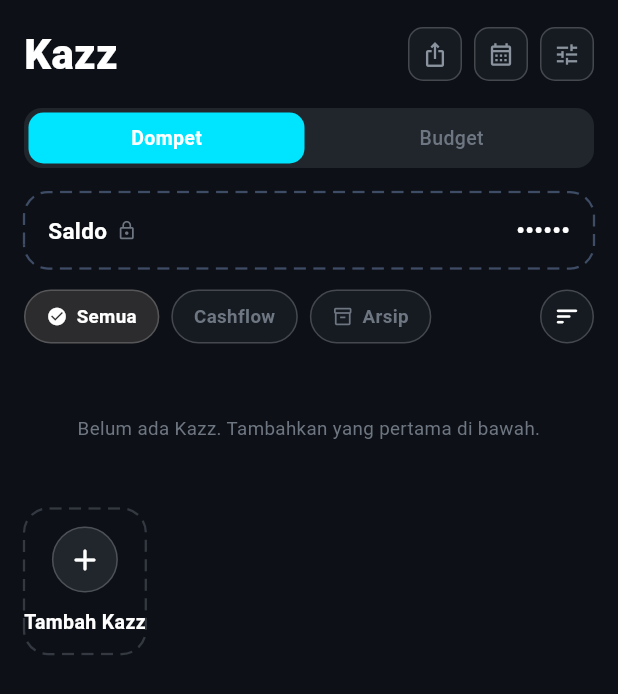
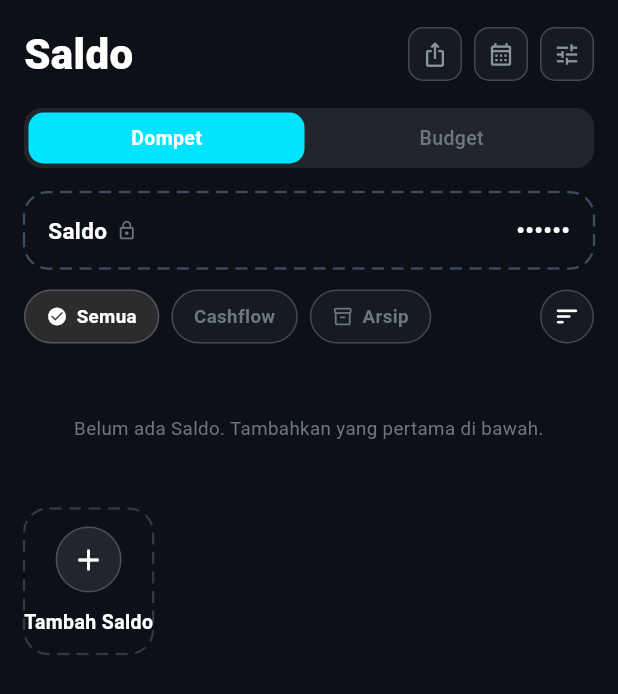
Before and after one commit to Mengggzz/mengfin-app, a Flutter app: the KazzScreen screen opened directly, on a phone screen of 412 x 824 dp. Shown: the top 694 px of the screen. Run offline on Flutter 3.47's test engine with Material 3 defaults, Android fonts, the phone set to English and light mode, and no system bars; our stand-ins replace connectivity_plus, fl_chart, google_sign_in, image_picker, package_info_plus, pdf and 5 more; missing offline and left inert: dart:html, dart:js, dart:ui_web, google_sign_in_platform_interface, google_sign_in_web; accounts and stored records are empty; network calls fail.

Commit message:
feat: rename Kazz→Saldo & Kazz AI→MengFin AI, fix sync penuh, perbaiki bot AI

```diff
--- a/lib/main.dart
+++ b/lib/main.dart
@@ -132,7 +132,7 @@ class _MainNavState extends State<MainNav> {
 
   static const _tabs = [
     (icon: Icons.home_outlined,           activeIcon: Icons.home,           label: 'Home'),
-    (icon: Icons.folder_outlined,         activeIcon: Icons.folder,         label: 'Kazz'),
+    (icon: Icons.folder_outlined,         activeIcon: Icons.folder,         label: 'Saldo'),
     (icon: Icons.search,                  activeIcon: Icons.search,         label: 'View'),
     (icon: Icons.more_horiz,              activeIcon: Icons.more_horiz,     label: 'Lainnya'),
   ];
--- a/lib/screens/dashboard_screen.dart
+++ b/lib/screens/dashboard_screen.dart
@@ -1612,7 +1612,7 @@ class _DashboardScreenState extends State<DashboardScreen> {
       ),
       'ai': QuickActionButton(
         icon: Icons.auto_awesome,
-        label: 'Kazz AI',
+        label: 'MengFin AI',
         iconColor: AppColors.primary,
         onTap: () => Navigator.push(context, MaterialPageRoute(builder: (_) => const AiScreen())),
       ),
--- a/lib/screens/kazz_screen.dart
+++ b/lib/screens/kazz_screen.dart
@@ -180,7 +180,7 @@ class _KazzScreenState extends State<KazzScreen> {
           const SizedBox(height: 16),
           // ── Header ───────────────────────────────────────────
           Row(mainAxisAlignment: MainAxisAlignment.spaceBetween, children: [
-             Text('Kazz', style: TextStyle(
+             Text('Saldo', style: TextStyle(
               color: AppColors.textPrimary, fontSize: 28, fontWeight: FontWeight.w800)),
             Row(children: [
               _headerIcon(Icons.ios_share_outlined, onTap: _showEksporMenu),
@@ -370,8 +370,8 @@ class _KazzScreenState extends State<KazzScreen> {
           padding: const EdgeInsets.symmetric(vertical: 32),
           child: Center(child: Text(
             _walletFilter == KazzFilter.semua
-                ? 'Belum ada Kazz. Tambahkan yang pertama di bawah.'
-                : 'Tidak ada Kazz untuk filter ini.',
+                ? 'Belum ada Saldo. Tambahkan yang pertama di bawah.'
+                : 'Tidak ada Saldo untuk filter ini.',
             textAlign: TextAlign.center,
             style: TextStyle(color: AppColors.textMuted, fontSize: 12.5),
           )),
@@ -510,7 +510,7 @@ class _KazzScreenState extends State<KazzScreen> {
         ),
         Divider(color: AppColors.divider, height: 1),
         _sheetAction(ctx, Icons.edit_outlined, 'Ubah saldo', 'edit'),
-        _sheetAction(ctx, Icons.delete_outline, 'Hapus Kazz', 'hapus',
+        _sheetAction(ctx, Icons.delete_outline, 'Hapus Saldo', 'hapus',
           color: AppColors.danger),
         const SizedBox(height: 8),
       ])),
@@ -597,7 +597,7 @@ class _KazzScreenState extends State<KazzScreen> {
         shape: RoundedRectangleBorder(borderRadius: BorderRadius.circular(16)),
         title: Text('Hapus ${w.nama}?',
           style: TextStyle(color: AppColors.textPrimary, fontSize: 16, fontWeight: FontWeight.w700)),
-        content: Text('Kazz ini akan dihapus dari daftar dompetmu.',
+        content: Text('Saldo ini akan dihapus dari daftar dompetmu.',
           style: TextStyle(color: AppColors.textSecond, fontSize: 13)),
         actions: [
           TextButton(onPressed: () => Navigator.pop(ctx, false),
@@ -879,7 +879,7 @@ class _KazzScreenState extends State<KazzScreen> {
         _guideStep(1, 'Pilih yang ingin dipantau',
           'Pilih satu atau beberapa kantong dan kategori yang ingin kamu awasi.'),
         _guideStep(2, 'Tetapkan batas dan periode',
-          'Bulanan, mingguan, custom — Kazz hitung pakainya hari demi hari.'),
+          'Bulanan, mingguan, custom — Saldo hitung pakainya hari demi hari.'),
         _guideStep(3, 'Dapat peringatan sebelum kebablasan',
           'Notifikasi berwarna saat capai 50%, 80%, dan over budget.'),
         _guideStep(4, 'Berlanjut otomatis setiap siklus',
--- a/lib/screens/more_screen.dart
+++ b/lib/screens/more_screen.dart
@@ -37,7 +37,7 @@ class MoreScreen extends StatelessWidget {
           _menuTile(
             icon: Icons.auto_awesome,
             color: AppColors.primary,
-            title: 'Kazz AI',
+            title: 'MengFin AI',
             subtitle: 'Chat asisten keuangan pribadi',
             onTap: () => Navigator.push(context, MaterialPageRoute(builder: (_) => const AiScreen())),
           ),
@@ -55,7 +55,7 @@ class MoreScreen extends StatelessWidget {
           _menuTile(
             icon: Icons.wallet,
             color: AppColors.info,
-            title: 'Pengaturan Kazz Utama',
+            title: 'Pengaturan Saldo Utama',
             subtitle: 'Pilih dompet yang tampil di beranda',
             onTap: () => Navigator.push(context, MaterialPageRoute(
               builder: (_) => const SettingsScreen(page: SettingsPage.kazzUtama))),
--- a/lib/screens/settings_screen.dart
+++ b/lib/screens/settings_screen.dart
@@ -215,7 +215,7 @@ class _SettingsScreenState extends State<SettingsScreen> {
         ),
         title: Text(
           widget.page == SettingsPage.kazzUtama
-              ? 'Pengaturan Kazz Utama'
+              ? 'Pengaturan Saldo Utama'
               : 'Auto-catat dari notifikasi',
           style:  TextStyle(
             color: AppColors.textPrimary, fontSize: 16, fontWeight: FontWeight.w700),
@@ -237,7 +237,7 @@ class _SettingsScreenState extends State<SettingsScreen> {
         padding: const EdgeInsets.symmetric(horizontal: 16),
         children: [
           const SizedBox(height: 8),
-           Text('Pilih Kazz untuk Tampilan Home',
+           Text('Pilih Saldo untuk Tampilan Home',
             style: TextStyle(color: AppColors.textPrimary, fontSize: 18, fontWeight: FontWeight.w800)),
           const SizedBox(height: 8),
            Text(
@@ -383,7 +383,7 @@ class _SettingsScreenState extends State<SettingsScreen> {
                 style: TextStyle(
                   color: _notifEnabled ? AppColors.primary : AppColors.textPrimary,
                   fontSize: 14, fontWeight: FontWeight.w700)),
-               Text('Izinkan Kazz membaca notifikasi dari aplikasi yang kamu pilih',
+               Text('Izinkan MengFin membaca notifikasi dari aplikasi yang kamu pilih',
                 style: TextStyle(color: AppColors.textMuted, fontSize: 11)),
             ])),
             Switch(
@@ -414,7 +414,7 @@ class _SettingsScreenState extends State<SettingsScreen> {
             const SizedBox(width: 8),
              Expanded(child: Text(
               'Beberapa HP (mis. Xiaomi, Huawei, Oppo) suka mematikan aplikasi latar belakang demi hemat baterai. '
-              'Kalau notifikasi berhenti tertangkap, cek pengaturan baterai HP kamu dan izinkan Kazz berjalan di latar belakang.',
+              'Kalau notifikasi berhenti tertangkap, cek pengaturan baterai HP kamu dan izinkan MengFin berjalan di latar belakang.',
               style: TextStyle(color: AppColors.warning, fontSize: 10, height: 1.4))),
           ]),
         ),
--- a/lib/screens/tambah_kazz_screen.dart
+++ b/lib/screens/tambah_kazz_screen.dart
@@ -22,13 +22,13 @@ class KazzTipe {
 const List<KazzTipe> kazzTipes = [
   KazzTipe(
     key: 'cashflow',
-    nama: 'Kazz Cashflow',
+    nama: 'Saldo Cashflow',
     deskripsi: 'Kelola pemasukan dan pengeluaran harian Anda',
   ),
   KazzTipe(
     key: 'tabungan',
-    nama: 'Kazz Tabungan',
-    deskripsi: 'Kelola dana tabungan Anda. Transfer ke Kazz tipe ini akan '
+    nama: 'Saldo Tabungan',
+    deskripsi: 'Kelola dana tabungan Anda. Transfer ke Saldo tipe ini akan '
         'terdeteksi otomatis sebagai aktivitas menabung.',
   ),
   KazzTipe(
@@ -38,7 +38,7 @@ const List<KazzTipe> kazzTipes = [
   ),
   KazzTipe(
     key: 'aset',
-    nama: 'Kazz Aset',
+    nama: 'Saldo Aset',
     deskripsi: 'Lacak nilai emas yang Anda miliki.',
     pro: true,
   ),
@@ -65,7 +65,7 @@ class TambahKazzScreen extends StatelessWidget {
               child: Row(children: [
                 _BackButton(onTap: () => Navigator.pop(context, false)),
                 const SizedBox(width: 16),
-                Text('Tambah Kazz',
+                Text('Tambah Saldo',
                     style: TextStyle(
                       color: AppColors.textPrimary,
                       fontSize: 26,
@@ -239,7 +239,7 @@ class _FormKazzScreenState extends State<_FormKazzScreen> {
   Future<void> _submit() async {
     final nama = _namaCtrl.text.trim();
     if (nama.isEmpty) {
-      setState(() => _error = 'Nama Kazz belum diisi.');
+      setState(() => _error = 'Nama Saldo belum diisi.');
       return;
     }
 
@@ -340,7 +340,7 @@ class _FormKazzScreenState extends State<_FormKazzScreen> {
                                 strokeWidth: 2.4,
                                 valueColor:
                                     AlwaysStoppedAnimation(Colors.white)))
-                        : const Text('Simpan Kazz',
+                        : const Text('Simpan Saldo',
                             style: TextStyle(
                                 fontSize: 15, fontWeight: FontWeight.w700)),
                   ),
--- a/lib/services/api_service.dart
+++ b/lib/services/api_service.dart
@@ -513,7 +513,7 @@ class ApiService {
     );
   }
 
-  static Future<void> createAnggaranRaw(String kategori, double batas, String periode) =>
+  static Future<Map<String, dynamic>> createAnggaranRaw(String kategori, double batas, String periode) =>
       _post('/anggaran', {'kategori': kategori, 'batas': batas, 'periode': periode});
 
   static Future<void> updateAnggaran(dynamic id, double batas) async {
@@ -605,7 +605,7 @@ class ApiService {
     );
   }
 
-  static Future<void> createGoalRaw(Map<String, dynamic> body) =>
+  static Future<Map<String, dynamic>> createGoalRaw(Map<String, dynamic> body) =>
       _post('/goals', body);
 
   static Future<void> updateProgres(dynamic id, double tambah) async {
--- a/lib/widgets/home_settings_sheet.dart
+++ b/lib/widgets/home_settings_sheet.dart
@@ -191,7 +191,7 @@ class _HomeSettingsSheetState extends State<HomeSettingsSheet> {
               const SizedBox(height: 8),
               _menuRow(
                 Icons.wallet,
-                'Pengaturan Kazz Utama',
+                'Pengaturan Saldo Utama',
                 'Pilih dompet yang tampil di beranda',
                 onTap: () => Navigator.push(
                   context,
@@ -335,7 +335,7 @@ class _HomeSettingsSheetState extends State<HomeSettingsSheet> {
   void _showReorderQuickActionsDialog() {
     final meta = {
       'voice': {'title': 'Voice Text', 'icon': Icons.mic, 'color': AppColors.primary},
-      'ai': {'title': 'Kazz AI', 'icon': Icons.auto_awesome, 'color': AppColors.primary},
+      'ai': {'title': 'MengFin AI', 'icon': Icons.auto_awesome, 'color': AppColors.primary},
       'scan': {'title': 'Scan Struk', 'icon': Icons.camera_alt, 'color': AppColors.expense},
       'budget': {'title': 'Budget', 'icon': Icons.pie_chart, 'color': AppColors.expense},
     };
--- a/lib/widgets/widgets.dart
+++ b/lib/widgets/widgets.dart
@@ -458,7 +458,7 @@ class AddKazzCard extends StatelessWidget {
                     color: AppColors.textPrimary, size: 24),
               ),
               const SizedBox(height: 10),
-              Text('Tambah Kazz',
+              Text('Tambah Saldo',
                   style: TextStyle(
                     color: AppColors.textPrimary,
                     fontSize: 13,
```
Also changed, not shown: lib/services/sync_service.dart (+17 -5 lines), 5 other files.
